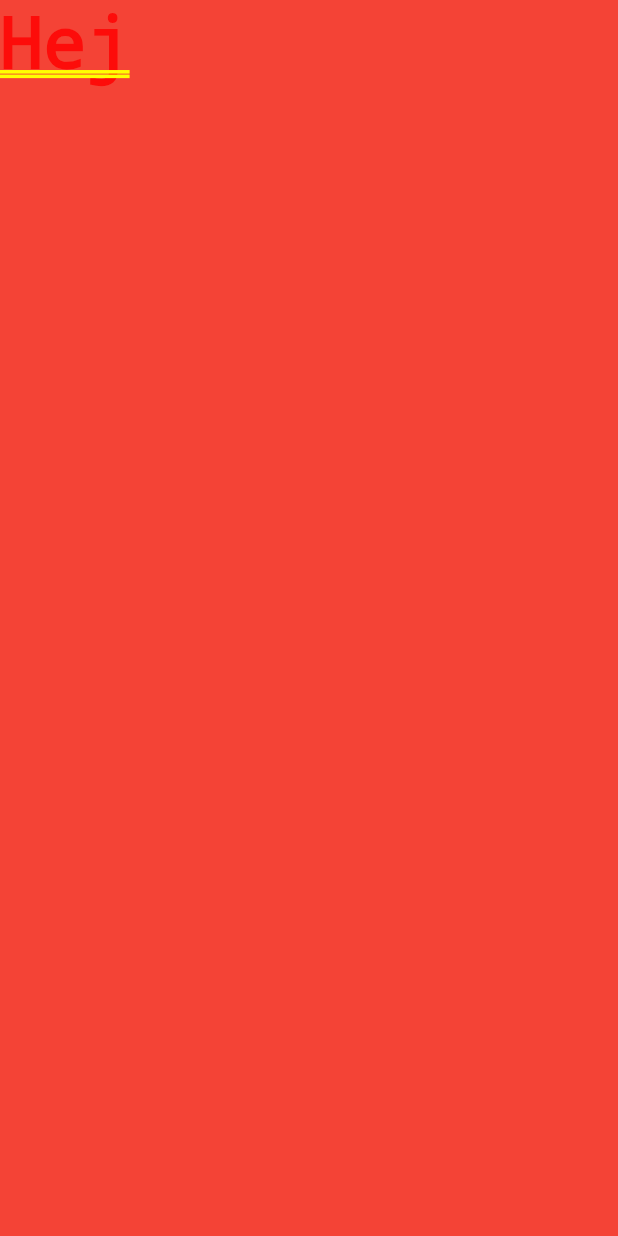
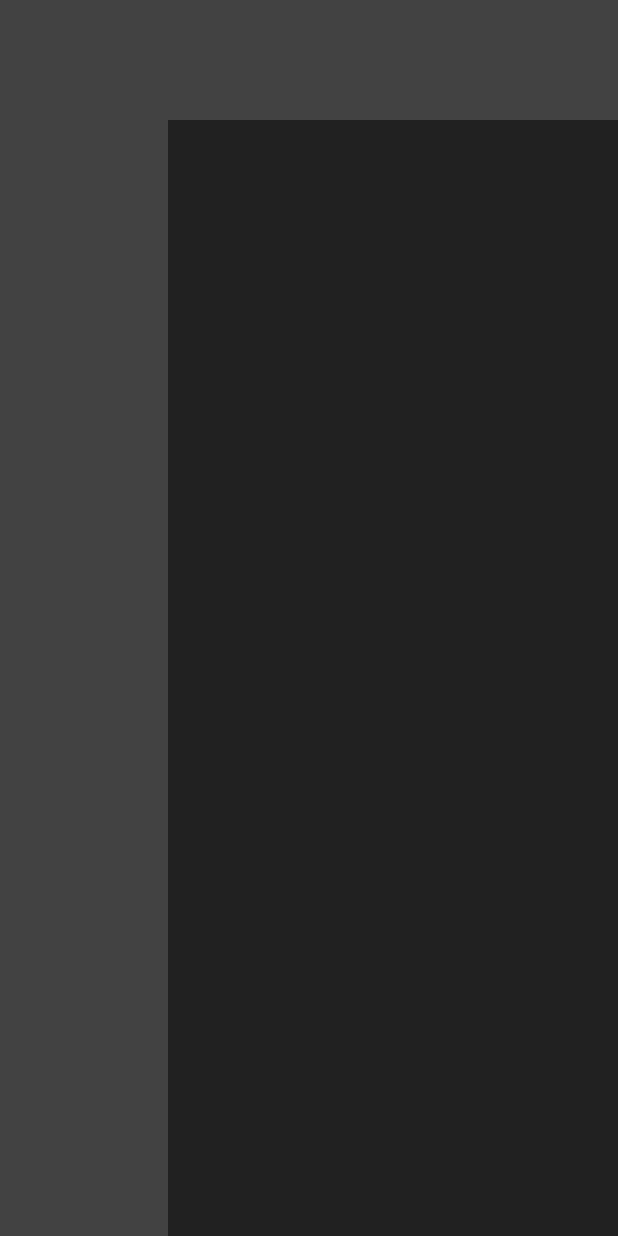
Before and after one commit to Michal-Szkoda-91/fence_drawing, a Flutter app: the screen it shows after launch, on a phone screen of 412 x 824 dp. Run offline on Flutter 3.47's test engine with Material 2 defaults, Android fonts, the phone set to English and light mode, and no system bars; missing offline and left inert: desktop_window.

Commit message:
utworzono 1 widok okna aplikacji

```diff
--- a/lib/main.dart
+++ b/lib/main.dart
@@ -1,6 +1,13 @@
+import 'package:desktop_window/desktop_window.dart';
 import 'package:flutter/material.dart';
 
+import 'main_containers/content_container.dart';
+import 'main_containers/side_tools_container.dart';
+import 'main_containers/title_app_container.dart';
+
 void main() {
+  WidgetsFlutterBinding.ensureInitialized();
+  DesktopWindow.setMinWindowSize(const Size(1200, 800));
   runApp(const MyApp());
 }
 
@@ -14,14 +21,33 @@ class MyApp extends StatelessWidget {
       debugShowCheckedModeBanner: false,
       title: 'Zaplanuj ogrodzenie',
       theme: ThemeData(
-        primarySwatch: Colors.blue,
+        primaryColor: Colors.grey.shade800,
+        backgroundColor: Colors.grey.shade900,
       ),
-      home: Container(
-        // height: 200,
-        // width: 200,
-        color: Colors.red,
-        child: const Text('Hej'),
-      ),
+      home: const MainWindow(),
     );
   }
 }
+
+class MainWindow extends StatelessWidget {
+  const MainWindow({
+    Key? key,
+  }) : super(key: key);
+
+  @override
+  Widget build(BuildContext context) {
+    return Column(
+      children: [
+        const TitleAppContainer(),
+        Expanded(
+          child: Row(
+            children: const [
+              ContentContainer(),
+              SideToolsContainer(),
+            ],
+          ),
+        ),
+      ],
+    );
+  }
+}
--- /dev/null
+++ b/lib/main_containers/content_container.dart
@@ -0,0 +1,16 @@
+import 'package:flutter/material.dart';
+
+class ContentContainer extends StatelessWidget {
+  const ContentContainer({
+    Key? key,
+  }) : super(key: key);
+
+  @override
+  Widget build(BuildContext context) {
+    return Container(
+      width: MediaQuery.of(context).size.width - 300,
+      height: double.infinity,
+      color: Theme.of(context).primaryColor,
+    );
+  }
+}
--- /dev/null
+++ b/lib/main_containers/side_tools_container.dart
@@ -0,0 +1,16 @@
+import 'package:flutter/material.dart';
+
+class SideToolsContainer extends StatelessWidget {
+  const SideToolsContainer({
+    Key? key,
+  }) : super(key: key);
+
+  @override
+  Widget build(BuildContext context) {
+    return Container(
+      width: 300,
+      height: double.infinity,
+      color: Theme.of(context).backgroundColor,
+    );
+  }
+}
--- /dev/null
+++ b/lib/main_containers/title_app_container.dart
@@ -0,0 +1,17 @@
+
+import 'package:flutter/material.dart';
+
+class TitleAppContainer extends StatelessWidget {
+  const TitleAppContainer({
+    Key? key,
+  }) : super(key: key);
+
+  @override
+  Widget build(BuildContext context) {
+    return Container(
+      width: double.infinity,
+      height: 80,
+      color: Theme.of(context).primaryColor,
+    );
+  }
+}
--- a/pubspec.yaml
+++ b/pubspec.yaml
@@ -29,6 +29,8 @@ environment:
 dependencies:
   flutter:
     sdk: flutter
+  desktop_window: ^0.4.0
+
 
 
   # The following adds the Cupertino Icons font to your application.
```
Also changed, not shown: pubspec.lock, 3 other files.
